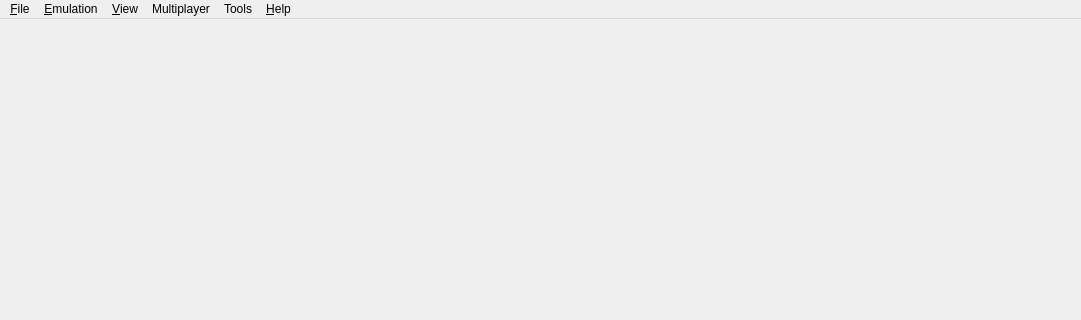
Before: the Qt Designer form src/citra_qt/main.ui in lbbboy/citra, drawn with Qt 5; both pictures show x 0 to 1081 and y 0 to 320 of the 1081 by 730 pixel window.
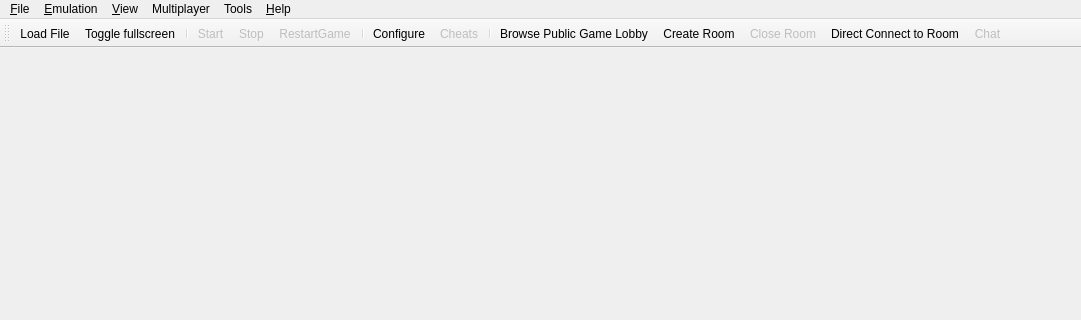
After: the same form once the commit is applied. Icons and pictures are not drawn.

Commit message: taken2009's Qt toolbar- (Ctrl-G)

```diff
--- a/src/citra_qt/main.ui
+++ b/src/citra_qt/main.ui
@@ -196,6 +196,44 @@
    <addaction name="menu_Tools"/>
    <addaction name="menu_Help"/>
   </widget>
+    <widget class="QToolBar" name="toolbar">
+      <property name="enabled">
+        <bool>true</bool>
+      </property>
+      <property name="windowTitle">
+        <string>Toolbar</string>
+      </property>
+      <property name="iconSize">
+        <size>
+          <width>35</width>
+          <height>30</height>
+        </size>
+      </property>
+      <property name="floatable">
+        <bool>false</bool>
+      </property>
+      <attribute name="toolBarArea">
+        <enum>TopToolBarArea</enum>
+     </attribute>
+      <attribute name="toolBarBreak">
+        <bool>false</bool>
+      </attribute>
+      <addaction name="action_Toolbar_Load_File"/>
+      <addaction name="action_Toolbar_Toggle_Fullscreen"/>
+      <addaction name="separator"/>
+      <addaction name="action_Toolbar_Start_Pause"/>
+      <addaction name="action_Toolbar_Stop"/>
+      <addaction name="action_Toolbar_Restart"/>
+      <addaction name="separator"/>
+      <addaction name="action_Toolbar_Configure"/>
+      <addaction name="action_Toolbar_Cheats"/>
+      <addaction name="separator"/>
+      <addaction name="action_Toolbar_View_Lobby"/>
+      <addaction name="action_Toolbar_Start_Room"/>
+      <addaction name="action_Toolbar_Stop_Room"/>
+      <addaction name="action_Toolbar_Connect_To_Room"/>
+      <addaction name="action_Toolbar_Chat"/>
+    </widget>
   <action name="action_Load_File">
    <property name="text">
     <string>Load File...</string>
@@ -422,6 +460,192 @@
     <string>Fullscreen</string>
    </property>
   </action>
+    <action name="action_Toolbar_Load_File">
+      <property name="icon">
+        <iconset resource="../../dist/toolbar_icons/toolbar_icons.qrc">
+          <normaloff>:/toolbar_icons/rc/load_file.png</normaloff>:/toolbar_icons/rc/load_file.png
+        </iconset>
+      </property>
+      <property name="text">
+        <string>Load File...</string>
+      </property>
+      <property name="toolTip">
+        <string>Load File </string>
+      </property>
+    </action>
+    <action name="action_Toolbar_Toggle_Fullscreen">
+      <property name="icon">
+        <iconset resource="../../dist/toolbar_icons/toolbar_icons.qrc">
+          <normaloff>:/toolbar_icons/rc/fullscreen.png</normaloff>:/toolbar_icons/rc/fullscreen.png
+        </iconset>
+      </property>
+      <property name="text">
+        <string>Toggle fullscreen</string>
+      </property>
+      <property name="toolTip">
+        <string>Toggle fullscreen</string>
+      </property>
+    </action>
+    <action name="action_Toolbar_Start_Pause">
+      <property name="enabled">
+        <bool>false</bool>
+      </property>
+      <property name="icon">
+        <iconset resource="../../dist/toolbar_icons/toolbar_icons.qrc">
+          <normaloff>:/toolbar_icons/rc/start.png</normaloff>:/toolbar_icons/rc/start.png
+        </iconset>
+      </property>
+      <property name="text">
+        <string>Start</string>
+      </property>
+      <property name="toolTip">
+        <string>Start emulation</string>
+      </property>
+    </action>
+    <action name="action_Toolbar_Stop">
+      <property name="enabled">
+        <bool>false</bool>
+      </property>
+      <property name="icon">
+        <iconset resource="../../dist/toolbar_icons/toolbar_icons.qrc">
+          <normaloff>:/toolbar_icons/rc/stop.png</normaloff>:/toolbar_icons/rc/stop.png
+        </iconset>
+      </property>
+      <property name="text">
+        <string>Stop</string>
+      </property>
+      <property name="toolTip">
+        <string>Stop emulation</string>
+      </property>
+    </action>
+    <action name="action_Toolbar_Restart">
+      <property name="enabled">
+        <bool>false</bool>
+      </property>
+      <property name="icon">
+        <iconset resource="../../dist/toolbar_icons/toolbar_icons.qrc">
+          <normaloff>:/toolbar_icons/rc/reset.png</normaloff>:/toolbar_icons/rc/reset.png
+        </iconset>
+      </property>
+      <property name="text">
+        <string>RestartGame</string>
+      </property>
+      <property name="toolTip">
+        <string>Restart Game</string>
+      </property>
+    </action>
+    <action name="action_Toolbar_Configure">
+      <property name="enabled">
+        <bool>true</bool>
+      </property>
+      <property name="icon">
+        <iconset resource="../../dist/toolbar_icons/toolbar_icons.qrc">
+          <normaloff>:/toolbar_icons/rc/configure.png</normaloff>:/toolbar_icons/rc/configure.png
+        </iconset>
+      </property>
+      <property name="text">
+        <string>Configure</string>
+      </property>
+      <property name="toolTip">
+        <string>Configure</string>
+      </property>
+    </action>
+    <action name="action_Toolbar_Cheats">
+      <property name="enabled">
+        <bool>false</bool>
+      </property>
+      <property name="icon">
+        <iconset resource="../../dist/toolbar_icons/toolbar_icons.qrc">
+          <normaloff>:/toolbar_icons/rc/cheats.png</normaloff>:/toolbar_icons/rc/cheats.png
+        </iconset>
+      </property>
+      <property name="text">
+        <string>Cheats</string>
+      </property>
+      <property name="toolTip">
+        <string>Cheats</string>
+      </property>
+    </action>
+    <action name="action_Toolbar_View_Lobby">
+      <property name="enabled">
+        <bool>true</bool>
+      </property>
+      <property name="icon">
+        <iconset resource="../../dist/toolbar_icons/toolbar_icons.qrc">
+          <normaloff>:/toolbar_icons/rc/Lobby.png</normaloff>:/toolbar_icons/rc/Lobby.png
+        </iconset>
+      </property>
+      <property name="text">
+        <string>Browse Public Game Lobby</string>
+      </property>
+      <property name="toolTip">
+        <string>Browse Public Game Lobby</string>
+      </property>
+    </action>
+    <action name="action_Toolbar_Start_Room">
+      <property name="enabled">
+        <bool>true</bool>
+      </property>
+      <property name="icon">
+        <iconset resource="../../dist/toolbar_icons/toolbar_icons.qrc">
+          <normaloff>:/toolbar_icons/rc/open.png</normaloff>:/toolbar_icons/rc/open.png
+        </iconset>
+      </property>
+      <property name="text">
+        <string>Create Room</string>
+      </property>
+      <property name="toolTip">
+        <string>Create Room</string>
+      </property>
+    </action>
+    <action name="action_Toolbar_Stop_Room">
+      <property name="enabled">
+        <bool>false</bool>
+      </property>
+      <property name="icon">
+        <iconset resource="../../dist/toolbar_icons/toolbar_icons.qrc">
+          <normaloff>:/toolbar_icons/rc/close.png</normaloff>:/toolbar_icons/rc/close.png
+        </iconset>
+      </property>
+      <property name="text">
+        <string>Close Room</string>
+      </property>
+      <property name="toolTip">
+        <string>Close Room</string>
+      </property>
+    </action>
+    <action name="action_Toolbar_Connect_To_Room">
+      <property name="enabled">
+        <bool>true</bool>
+      </property>
+      <property name="icon">
+        <iconset resource="../../dist/toolbar_icons/toolbar_icons.qrc">
+          <normaloff>:/toolbar_icons/rc/direct.png</normaloff>:/toolbar_icons/rc/direct.png
+        </iconset>
+      </property>
+      <property name="text">
+        <string>Direct Connect to Room</string>
+      </property>
+      <property name="toolTip">
+        <string>Direct Connect to Room</string>
+      </property>
+    </action>
+    <action name="action_Toolbar_Chat">
+      <property name="enabled">
+        <bool>false</bool>
+      </property>
+      <property name="icon">
+        <iconset resource="../../dist/toolbar_icons/toolbar_icons.qrc">
+          <normaloff>:/toolbar_icons/rc/chat.png</normaloff>:/toolbar_icons/rc/chat.png
+        </iconset>
+      </property>
+      <property name="text">
+        <string>Chat</string>
+      </property>
+      <property name="toolTip">
+        <string>Chat</string>
+      </property>
+    </action>
   <action name="action_Open_Maintenance_Tool">
    <property name="text">
     <string>Modify Citra Install</string>
```
Left out of the diff: 21 changed lines with no effect on the pictures. The commit also changes 22 other files.
